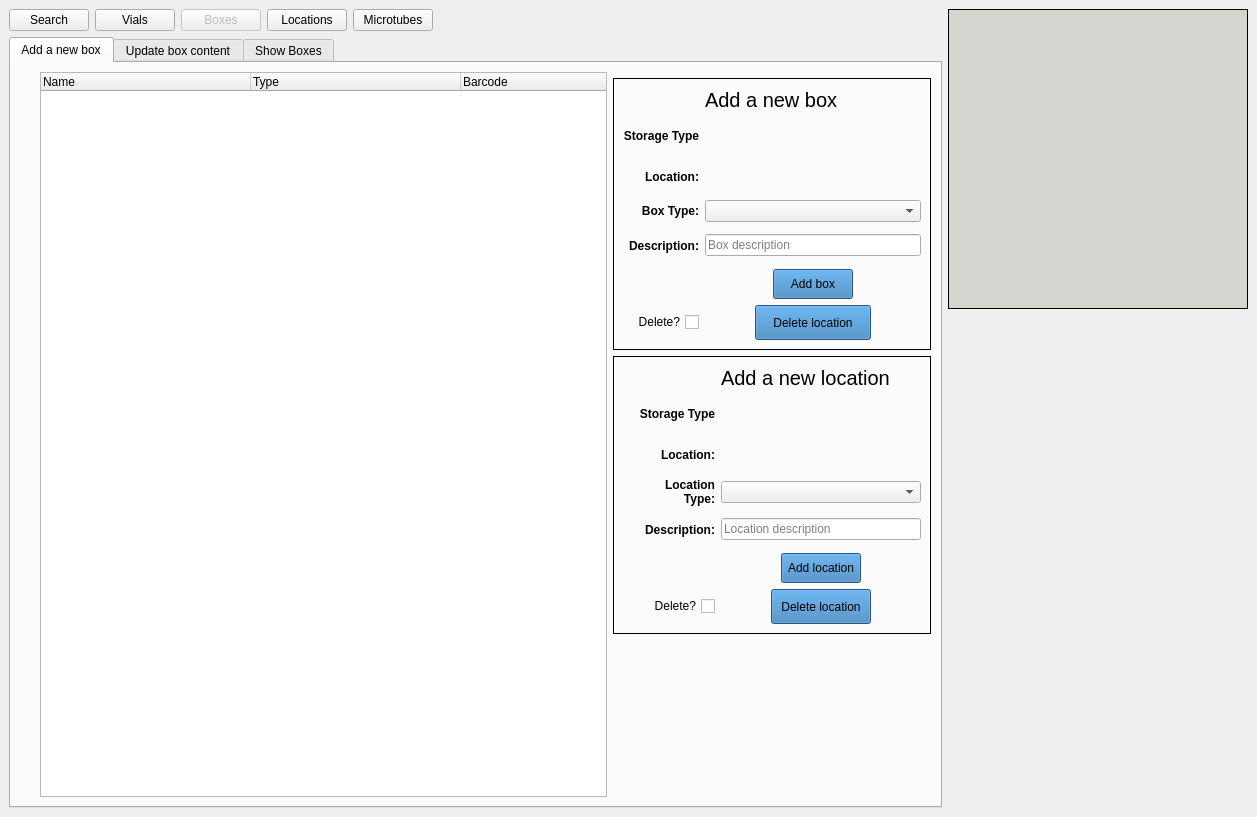
The window that frontend/assets/boxeswindow.ui (dahlbma/cello) describes before a commit, drawn with Qt 5.
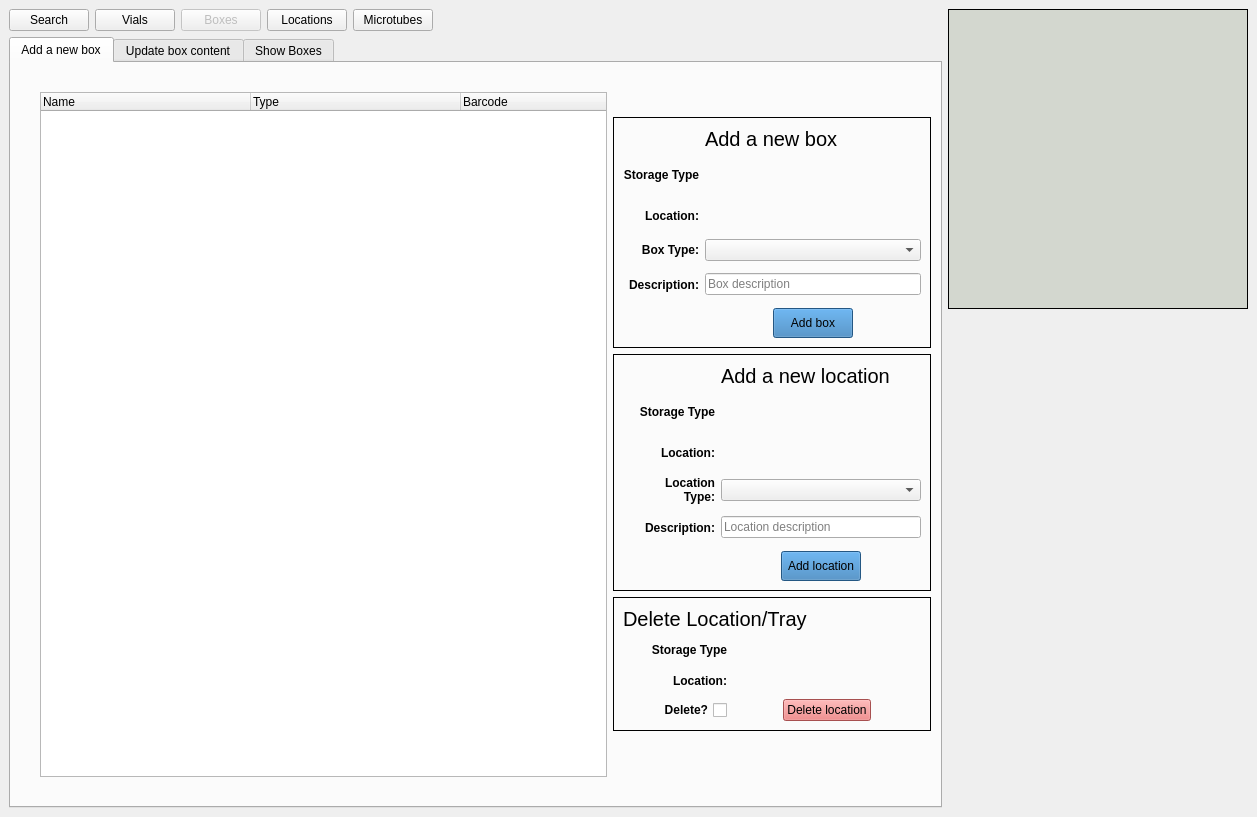
The same window after the commit.

The edit to the form file:
```diff
--- a/frontend/assets/boxeswindow.ui
+++ b/frontend/assets/boxeswindow.ui
@@ -116,7 +116,7 @@
          <attribute name="title">
           <string>Add a new box</string>
          </attribute>
-         <layout class="QGridLayout" name="gridLayout_10">
+         <layout class="QGridLayout" name="gridLayout_12">
           <item row="0" column="1">
            <spacer name="horizontalSpacer_4">
             <property name="orientation">
@@ -133,7 +133,7 @@
             </property>
            </spacer>
           </item>
-          <item row="1" column="1" rowspan="4" colspan="2">
+          <item row="1" column="1" rowspan="5" colspan="2">
            <widget class="QTreeWidget" name="boxes_tree">
             <property name="sizePolicy">
              <sizepolicy hsizetype="Expanding" vsizetype="Expanding">
@@ -351,58 +351,6 @@
                  </property>
                 </widget>
                </item>
-               <item row="6" column="1">
-                <layout class="QHBoxLayout" name="horizontalLayout_5">
-                 <item>
-                  <spacer name="horizontalSpacer_16">
-                   <property name="orientation">
-                    <enum>Qt::Horizontal</enum>
-                   </property>
-                   <property name="sizeType">
-                    <enum>QSizePolicy::Maximum</enum>
-                   </property>
-                   <property name="sizeHint" stdset="0">
-                    <size>
-                     <width>50</width>
-                     <height>20</height>
-                    </size>
-                   </property>
-                  </spacer>
-                 </item>
-                 <item>
-                  <widget class="QPushButton" name="delete_box_btn">
-                   <property name="minimumSize">
-                    <size>
-                     <width>0</width>
-                     <height>35</height>
-                    </size>
-                   </property>
-                   <property name="styleSheet">
-                    <string notr="true">background-color: rgb(51, 122, 183)</string>
-                   </property>
-                   <property name="text">
-                    <string>Delete location</string>
-                   </property>
-                  </widget>
-                 </item>
-                 <item>
-                  <spacer name="horizontalSpacer_17">
-                   <property name="orientation">
-                    <enum>Qt::Horizontal</enum>
-                   </property>
-                   <property name="sizeType">
-                    <enum>QSizePolicy::Maximum</enum>
-                   </property>
-                   <property name="sizeHint" stdset="0">
-                    <size>
-                     <width>50</width>
-                     <height>20</height>
-                    </size>
-                   </property>
-                  </spacer>
-                 </item>
-                </layout>
-               </item>
                <item row="5" column="1">
                 <layout class="QHBoxLayout" name="horizontalLayout">
                  <item>
@@ -455,16 +403,6 @@
                  </item>
                 </layout>
                </item>
-               <item row="6" column="0">
-                <widget class="QCheckBox" name="box_checkbox">
-                 <property name="layoutDirection">
-                  <enum>Qt::RightToLeft</enum>
-                 </property>
-                 <property name="text">
-                  <string>Delete?</string>
-                 </property>
-                </widget>
-               </item>
               </layout>
              </item>
             </layout>
@@ -502,16 +440,6 @@
                  </property>
                 </widget>
                </item>
-               <item row="6" column="0">
-                <widget class="QCheckBox" name="location_checkbox">
-                 <property name="layoutDirection">
-                  <enum>Qt::RightToLeft</enum>
-                 </property>
-                 <property name="text">
-                  <string>Delete?</string>
-                 </property>
-                </widget>
-               </item>
                <item row="3" column="0">
                 <widget class="QLabel" name="label_10">
                  <property name="font">
@@ -691,7 +619,28 @@
                  </property>
                 </widget>
                </item>
-               <item row="6" column="1">
+              </layout>
+             </item>
+            </layout>
+           </widget>
+          </item>
+          <item row="4" column="3">
+           <widget class="QFrame" name="frame_3">
+            <property name="styleSheet">
+             <string notr="true">QFrame#frame_3{
+	 border: 1px solid black;
+}</string>
+            </property>
+            <property name="frameShape">
+             <enum>QFrame::StyledPanel</enum>
+            </property>
+            <property name="frameShadow">
+             <enum>QFrame::Raised</enum>
+            </property>
+            <layout class="QGridLayout" name="gridLayout_11">
+             <item row="1" column="0">
+              <layout class="QGridLayout" name="gridLayout_10">
+               <item row="3" column="1">
                 <layout class="QHBoxLayout" name="horizontalLayout_4">
                  <item>
                   <spacer name="horizontalSpacer_10">
@@ -711,14 +660,8 @@
                  </item>
                  <item>
                   <widget class="QPushButton" name="delete_location_btn">
-                   <property name="minimumSize">
-                    <size>
-                     <width>0</width>
-                     <height>35</height>
-                    </size>
-                   </property>
                    <property name="styleSheet">
-                    <string notr="true">background-color: rgb(51, 122, 183)</string>
+                    <string notr="true">background-color: rgb(234, 112, 112);</string>
                    </property>
                    <property name="text">
                     <string>Delete location</string>
@@ -743,12 +686,110 @@
                  </item>
                 </layout>
                </item>
+               <item row="3" column="0">
+                <widget class="QCheckBox" name="delete_checkbox">
+                 <property name="font">
+                  <font>
+                   <weight>75</weight>
+                   <bold>true</bold>
+                  </font>
+                 </property>
+                 <property name="layoutDirection">
+                  <enum>Qt::RightToLeft</enum>
+                 </property>
+                 <property name="text">
+                  <string>Delete?</string>
+                 </property>
+                </widget>
+               </item>
+               <item row="0" column="0" colspan="2">
+                <widget class="QLabel" name="label_12">
+                 <property name="sizePolicy">
+                  <sizepolicy hsizetype="Fixed" vsizetype="Fixed">
+                   <horstretch>0</horstretch>
+                   <verstretch>0</verstretch>
+                  </sizepolicy>
+                 </property>
+                 <property name="font">
+                  <font>
+                   <pointsize>15</pointsize>
+                  </font>
+                 </property>
+                 <property name="text">
+                  <string>Delete Location/Tray</string>
+                 </property>
+                </widget>
+               </item>
+               <item row="2" column="0">
+                <widget class="QLabel" name="label_13">
+                 <property name="minimumSize">
+                  <size>
+                   <width>0</width>
+                   <height>25</height>
+                  </size>
+                 </property>
+                 <property name="font">
+                  <font>
+                   <weight>75</weight>
+                   <bold>true</bold>
+                  </font>
+                 </property>
+                 <property name="text">
+                  <string>Location:</string>
+                 </property>
+                 <property name="alignment">
+                  <set>Qt::AlignRight|Qt::AlignTrailing|Qt::AlignVCenter</set>
+                 </property>
+                </widget>
+               </item>
+               <item row="2" column="1">
+                <widget class="QLabel" name="delete_location_lab">
+                 <property name="sizePolicy">
+                  <sizepolicy hsizetype="Preferred" vsizetype="Fixed">
+                   <horstretch>0</horstretch>
+                   <verstretch>0</verstretch>
+                  </sizepolicy>
+                 </property>
+                 <property name="text">
+                  <string/>
+                 </property>
+                </widget>
+               </item>
+               <item row="1" column="0">
+                <widget class="QLabel" name="label_14">
+                 <property name="minimumSize">
+                  <size>
+                   <width>0</width>
+                   <height>25</height>
+                  </size>
+                 </property>
+                 <property name="font">
+                  <font>
+                   <weight>75</weight>
+                   <bold>true</bold>
+                  </font>
+                 </property>
+                 <property name="text">
+                  <string>Storage Type</string>
+                 </property>
+                 <property name="alignment">
+                  <set>Qt::AlignRight|Qt::AlignTrailing|Qt::AlignVCenter</set>
+                 </property>
+                </widget>
+               </item>
+               <item row="1" column="1">
+                <widget class="QLabel" name="delete_storage_type_lab">
+                 <property name="text">
+                  <string/>
+                 </property>
+                </widget>
+               </item>
               </layout>
              </item>
             </layout>
            </widget>
           </item>
-          <item row="4" column="3">
+          <item row="5" column="3">
            <spacer name="verticalSpacer_6">
             <property name="orientation">
              <enum>Qt::Vertical</enum>
@@ -759,12 +800,12 @@
             <property name="sizeHint" stdset="0">
              <size>
               <width>20</width>
-              <height>432</height>
+              <height>40</height>
              </size>
             </property>
            </spacer>
           </item>
-          <item row="5" column="2">
+          <item row="6" column="2">
            <spacer name="verticalSpacer">
             <property name="orientation">
              <enum>Qt::Vertical</enum>
```
Left out of the diff: 2 changed lines with no effect on the pictures.
